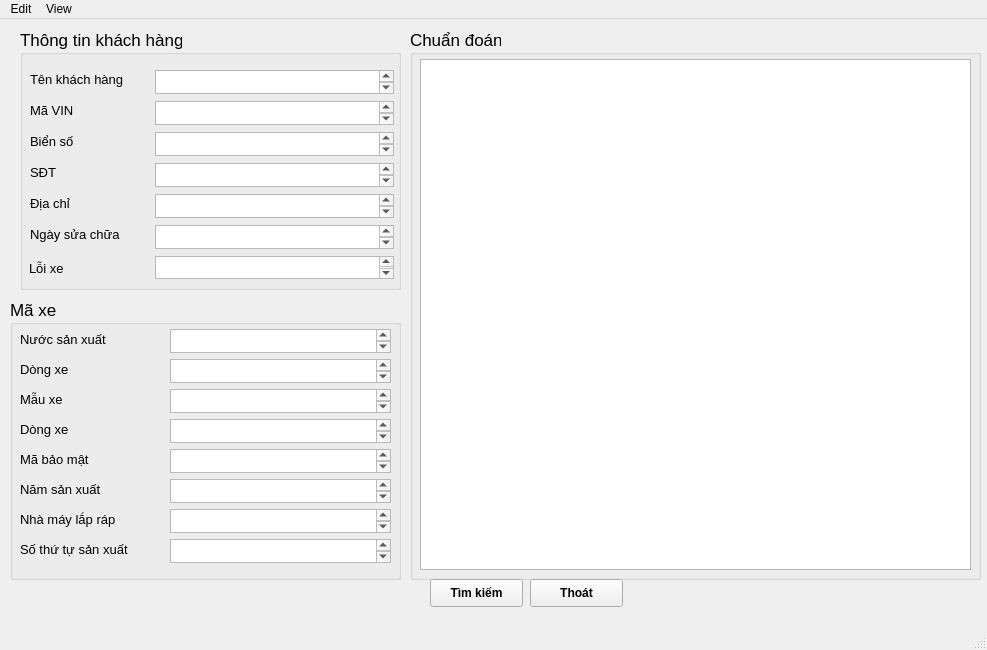
This is GUI/GUIdisplay.ui in Vuchauduytung/LuanVan as Qt 5 draws it before an edit. The edited form follows.
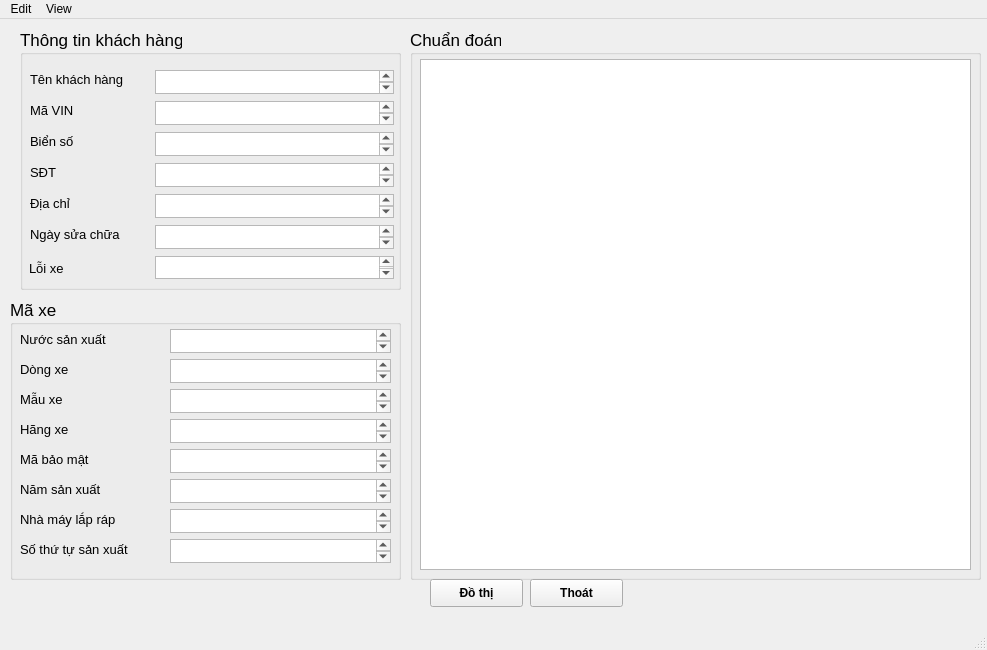
This is the edited form.

Patch:
```diff
--- a/GUI/GUIdisplay.ui
+++ b/GUI/GUIdisplay.ui
@@ -448,7 +448,7 @@
       </font>
      </property>
      <property name="text">
-      <string>Dòng xe</string>
+      <string>Hãng xe</string>
      </property>
     </widget>
     <widget class="QLabel" name="QL_label_branch">
@@ -524,7 +524,7 @@
      </font>
     </property>
     <property name="text">
-     <string>Tìm kiếm</string>
+     <string>Đồ thị</string>
     </property>
    </widget>
    <widget class="QPushButton" name="BT_cancel">
```
Left out of the diff: 30 changed lines with no effect on the pictures.
